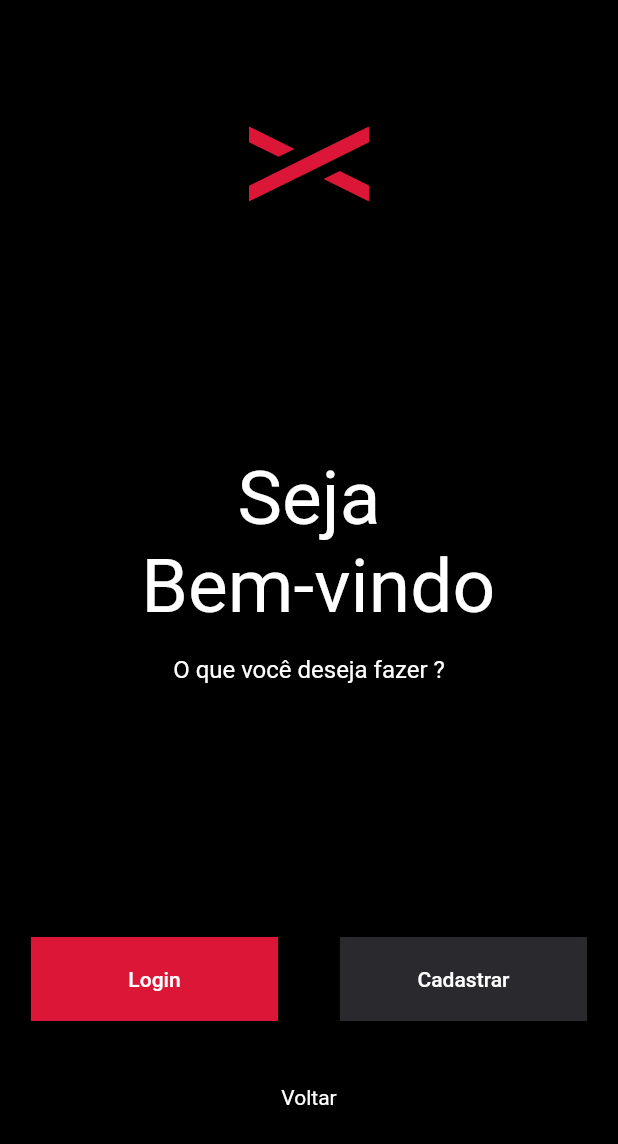
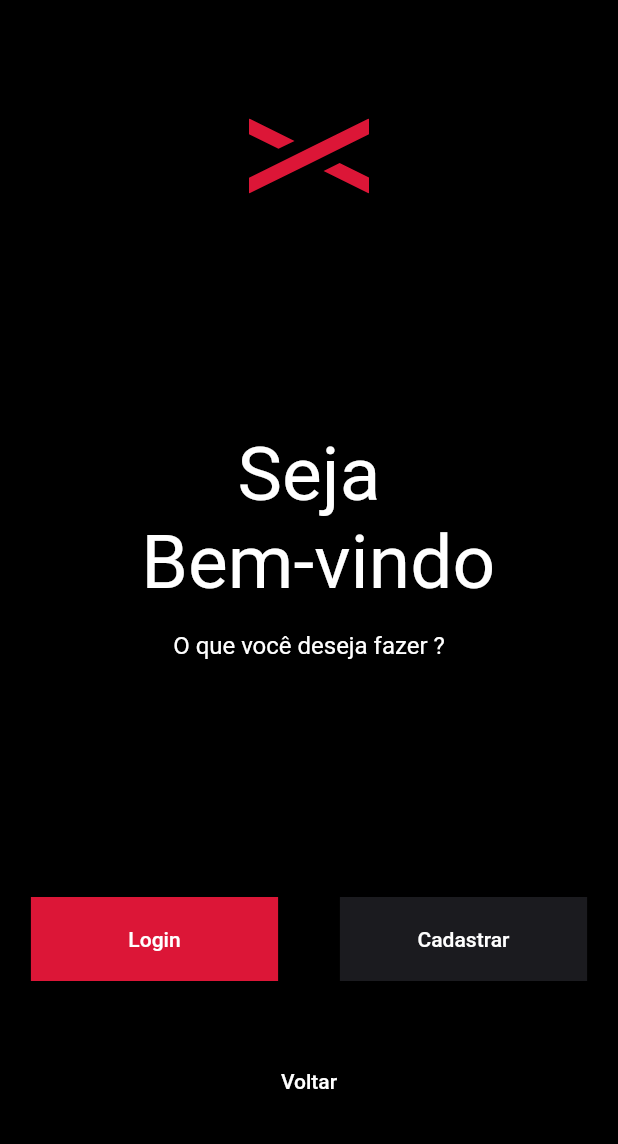
Before and after one commit to samples-flutter/rentx-app, a Flutter app: the WelcomePage screen opened directly, on a phone screen of 412 x 824 dp. Shown: the top 1144 px of the screen. Run offline on Flutter 3.47's test engine with Material 2 defaults, Android fonts, the phone set to English and light mode, and no system bars; our stand-ins replace flutter_svg.

Commit message:
refactor: update colors

```diff
--- a/lib/pages/information/widget/first_page_widget.dart
+++ b/lib/pages/information/widget/first_page_widget.dart
@@ -20,7 +20,7 @@ class FirstPageWidget extends StatelessWidget {
               Text(
                 '01',
                 style: TextStyle(
-                    color: AppColors.gray300,
+                    color: AppColors.graySecond,
                     fontSize: 55,
                     fontWeight: FontWeight.w900),
               )
@@ -32,7 +32,7 @@ class FirstPageWidget extends StatelessWidget {
             child: Text(
               "Primeiro, escolha a data",
               style: TextStyle(
-                  color: AppColors.grayDart,
+                  color: AppColors.grayTitle,
                   fontSize: 40,
                   fontWeight: FontWeight.w900),
               textAlign: TextAlign.left,
@@ -43,7 +43,7 @@ class FirstPageWidget extends StatelessWidget {
             width: MediaQuery.of(context).size.width / 2,
             child: Text(
               "Você é quem define um período, e nós mostraremosos carros disponíveis.",
-              style: TextStyle(color: AppColors.gray400, height: 1.5),
+              style: TextStyle(color: AppColors.grayText, height: 1.5),
             ),
           )
         ],
--- a/lib/pages/information/widget/second_page_widget.dart
+++ b/lib/pages/information/widget/second_page_widget.dart
@@ -18,7 +18,7 @@ class SecondPageWidget extends StatelessWidget {
             Text(
               '02',
               style: TextStyle(
-                  color: AppColors.gray300,
+                  color: AppColors.graySecond,
                   fontSize: 55,
                   fontWeight: FontWeight.w900),
             )
@@ -30,7 +30,7 @@ class SecondPageWidget extends StatelessWidget {
           child: Text(
             "Depois, escolha o carro",
             style: TextStyle(
-                color: AppColors.grayDart,
+                color: AppColors.grayTitle,
                 fontSize: 40,
                 fontWeight: FontWeight.w900),
             textAlign: TextAlign.left,
@@ -41,7 +41,7 @@ class SecondPageWidget extends StatelessWidget {
           width: MediaQuery.of(context).size.width / 2,
           child: Text(
             "Vários modelos para você dirigir seguro, com conforto e segurança.",
-            style: TextStyle(color: AppColors.gray400, height: 1.5),
+            style: TextStyle(color: AppColors.grayText, height: 1.5),
           ),
         )
       ],
--- a/lib/pages/welcome/welcome_page.dart
+++ b/lib/pages/welcome/welcome_page.dart
@@ -36,13 +36,18 @@ class WelcomePage extends StatelessWidget {
                     children: [
                       buttonCustom(context, "Login", AppColors.primary, () {}),
                       buttonCustom(
-                          context, "Cadastrar", AppColors.black100, () {}),
+                          context, "Cadastrar", AppColors.black, () {}),
                     ],
                   ),
                   SizedBox(height: 43),
-                  Text(
-                    "Voltar",
-                    style: TextStyle(color: Colors.white, fontSize: 14),
+                  TextButton(
+                    onPressed: () {
+                      Navigator.pop(context);
+                    },
+                    child: Text(
+                      "Voltar",
+                      style: TextStyle(color: Colors.white, fontSize: 14),
+                    ),
                   )
                 ],
               ),
--- a/lib/styles/app_colors.dart
+++ b/lib/styles/app_colors.dart
@@ -1,10 +1,19 @@
 import 'package:flutter/material.dart';
 
 class AppColors {
-  static final grayLight = Color.fromRGBO(201, 201, 236, 1.0);
-  static final grayDart = Color.fromRGBO(71, 71, 77, 1);
-  static final gray300 = Color.fromRGBO(235, 235, 240, 1);
-  static final gray400 = Color.fromRGBO(122, 122, 128, 1);
   static final primary = Color.fromRGBO(220, 22, 55, 1);
-  static final black100 = Color.fromRGBO(41, 41, 46, 1);
+  static final green = Color.fromRGBO(3, 178, 82, 1);
+  static final black = Color.fromRGBO(27, 27, 31, 1);
+  static final textRed = Color.fromRGBO(255, 153, 170, 1);
+
+  static final grayTitle = Color.fromRGBO(71, 71, 77, 1);
+  static final grayText = Color.fromRGBO(122, 122, 128, 1);
+  static final grayTextDetails = Color.fromRGBO(174, 174, 179, 1);
+  static final grayBlack = Color.fromRGBO(222, 222, 227, 1);
+  static final graySecond = Color.fromRGBO(235, 235, 240, 1);
+  static final main = Color.fromRGBO(244, 245, 246, 1);
+
+  //hover
+  static final hoverRed = Color.fromRGBO(253, 237, 239, 1);
+  static final hoverGreen = Color.fromRGBO(218, 243, 229, 1);
 }
```
Also changed, not shown: lib/pages/information/information_page.dart (+9 -8 lines).
